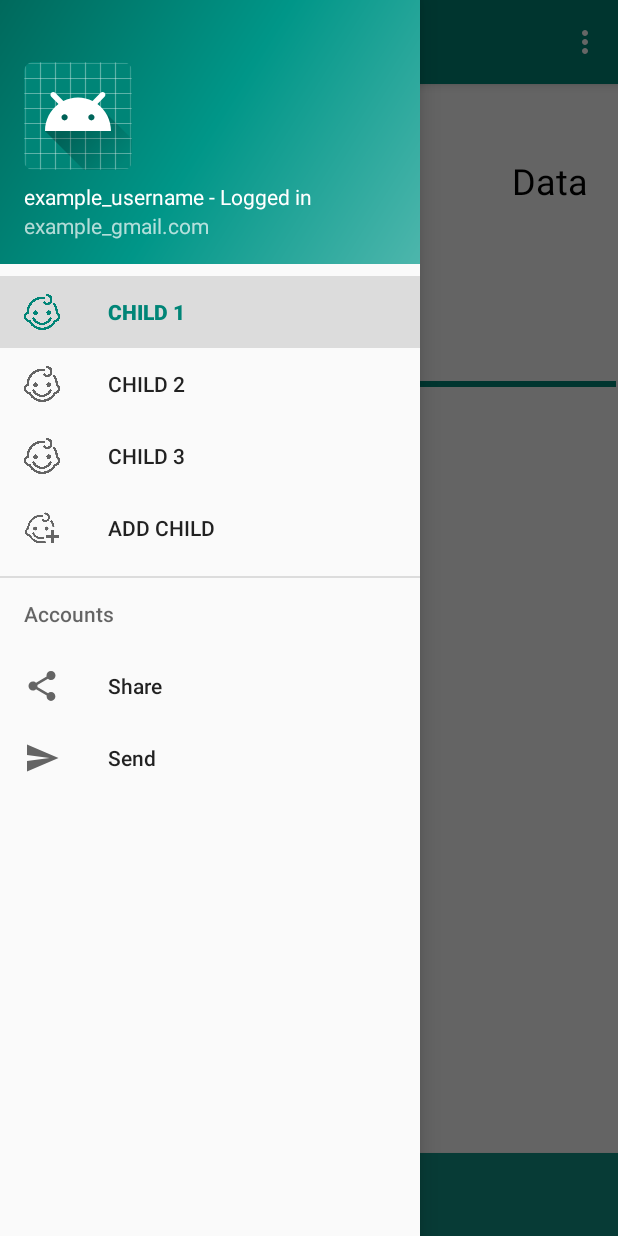
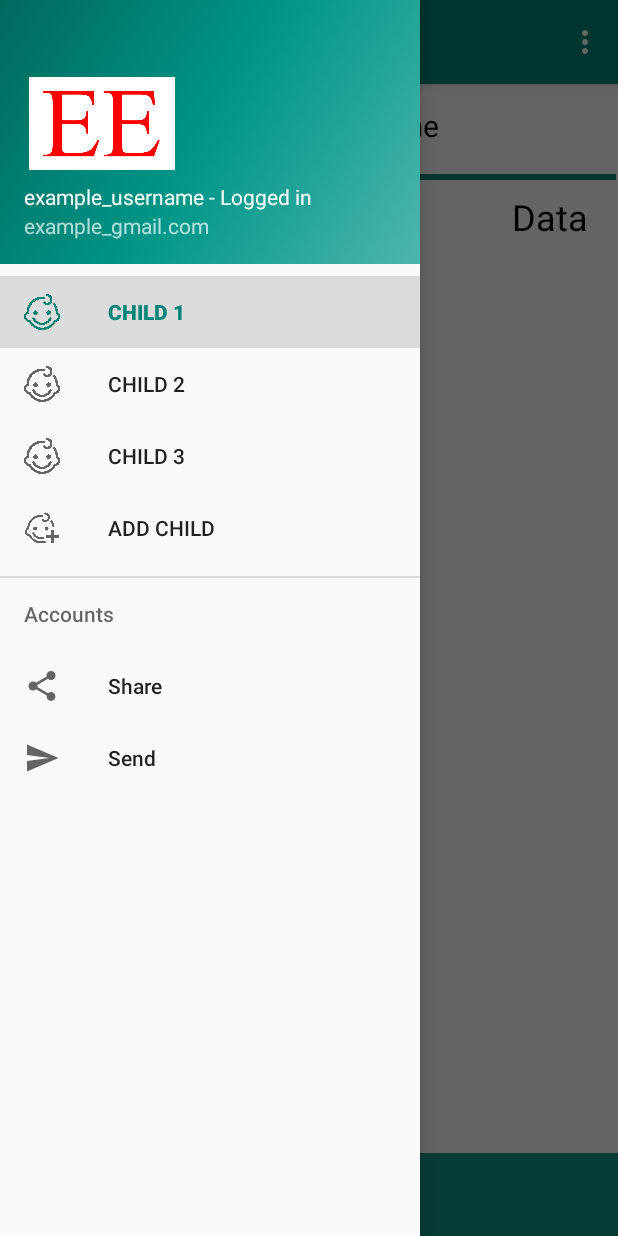
Before and after one commit to ElliotQuigley1/EczemaAppProject, an Android app: the screen it shows after launch (MainActivity), with the side drawer open, on a phone screen of 412 x 824 dp. Run offline under Robolectric (Android 15) with nearby library versions, the phone set to English and light mode, and no system bars; our stand-ins replace navigation-ui; libraries missing offline, so code that uses them is left out: com.jjoe64.graphview; plain views replace GraphView; 20 statements that could not run were skipped.

Commit message:
update#logo added

```diff
--- a/app/src/main/java/com/example/calendarattempt4/MainActivity.java
+++ b/app/src/main/java/com/example/calendarattempt4/MainActivity.java
@@ -82,6 +82,7 @@ public class MainActivity extends AppCompatActivity implements NavigationView.On
     private boolean new_data = true;
     private int y_val;
 
+
     @Override
     protected void onCreate(Bundle savedInstanceState) {
         super.onCreate(savedInstanceState);
@@ -142,7 +143,7 @@ public class MainActivity extends AppCompatActivity implements NavigationView.On
 
 
         TextView P_username = (TextView) findViewById(R.id.username_view);
-        P_username.setText("Username: " + P.getUsername());
+        P_username.setText(P.getUsername());
 
         // Customize graph viewport
         Viewport viewport = graph.getViewport();
@@ -227,8 +228,6 @@ public class MainActivity extends AppCompatActivity implements NavigationView.On
         Data = (TextView) findViewById(R.id.Data);
         Data.setText(C.getName() + "\n" + C.getAge() + "\n" + C.getHeight() + "\n" + C.getWeight());
     }
-
-
 
     // NOTE TO SELF: Create signup activity
     private void signup_button(String userName_from_app, String password_from_app, String email_from_app) throws SQLException {
--- a/app/src/main/res/layout/content_main.xml
+++ b/app/src/main/res/layout/content_main.xml
@@ -8,6 +8,7 @@
     tools:showIn="@layout/app_bar_main">
 
     <fragment
+
         android:id="@+id/nav_host_fragment"
         android:name="androidx.navigation.fragment.NavHostFragment"
         android:layout_width="match_parent"
@@ -23,16 +24,16 @@
         android:layout_width="match_parent"
         android:layout_height="match_parent"
         tools:context="com.example.calendarattempt4.MainActivity"
-        tools:layout_editor_absoluteX="0dp"
-        tools:layout_editor_absoluteY="58dp">
+        tools:layout_editor_absoluteX="-62dp"
+        tools:layout_editor_absoluteY="0dp">
 
 
         <TextView
             android:id="@+id/Value"
             android:layout_width="160dp"
             android:layout_height="143dp"
-            android:layout_marginStart="20dp"
-            android:layout_marginTop="48dp"
+            android:layout_marginStart="32dp"
+            android:layout_marginTop="72dp"
             android:text="Value"
             android:textAlignment="viewStart"
             android:textColor="@android:color/black"
@@ -91,6 +92,16 @@
             android:id="@+id/divider"
             android:layout_width="409dp"
             android:layout_height="4dp"
+            android:layout_marginBottom="8dp"
+            android:background="@color/colorPrimary"
+            app:layout_constraintBottom_toTopOf="@+id/Value"
+            app:layout_constraintEnd_toEndOf="parent"
+            app:layout_constraintStart_toStartOf="parent" />
+
+        <View
+            android:id="@+id/divider2"
+            android:layout_width="409dp"
+            android:layout_height="4dp"
             android:layout_marginTop="8dp"
             android:layout_marginBottom="16dp"
             android:background="@color/colorPrimary"
@@ -99,6 +110,19 @@
             app:layout_constraintStart_toStartOf="parent"
             app:layout_constraintTop_toBottomOf="@+id/Value" />
 
+        <TextView
+            android:id="@+id/username_view"
+            android:layout_width="366dp"
+            android:layout_height="35dp"
+            android:layout_marginTop="14dp"
+
+            android:textAlignment="center"
+            android:textColor="@android:color/background_dark"
+            android:textSize="20sp"
+            app:layout_constraintEnd_toEndOf="parent"
+            app:layout_constraintStart_toStartOf="parent"
+            app:layout_constraintTop_toTopOf="parent" />
+
     </androidx.constraintlayout.widget.ConstraintLayout>
 
 </androidx.constraintlayout.widget.ConstraintLayout>
--- a/app/src/main/res/layout/nav_header_main.xml
+++ b/app/src/main/res/layout/nav_header_main.xml
@@ -12,13 +12,12 @@
     android:paddingBottom="@dimen/activity_vertical_margin"
     android:theme="@style/ThemeOverlay.AppCompat.Dark">
 
+
     <ImageView
-        android:id="@+id/imageView_nav"
-        android:layout_width="wrap_content"
-        android:layout_height="wrap_content"
-        android:contentDescription="@string/nav_header_desc"
-        android:paddingTop="@dimen/nav_header_vertical_spacing"
-        app:srcCompat="@mipmap/ic_launcher_round" />
+        android:id="@+id/imageView"
+        android:layout_width="104dp"
+        android:layout_height="62dp"
+        app:srcCompat="@drawable/logo" />
 
     <TextView
         android:id="@+id/username_display"
```
Also changed, not shown: app/src/main/res/drawable/logo.png (added).
